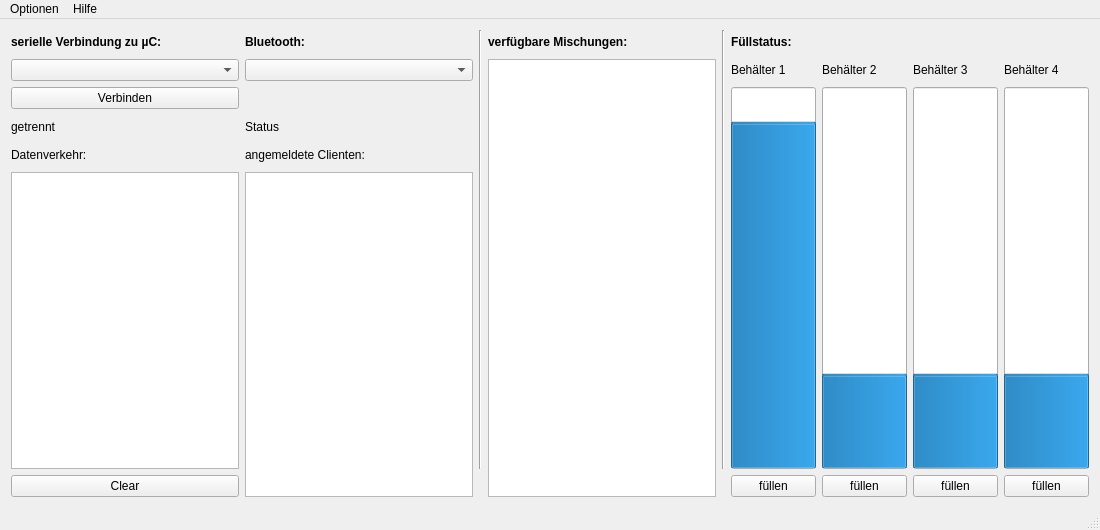
The window that mainwindow.ui (McuMirror/automatische_abfuellanlage_RPI) describes before a commit, drawn with Qt 5.
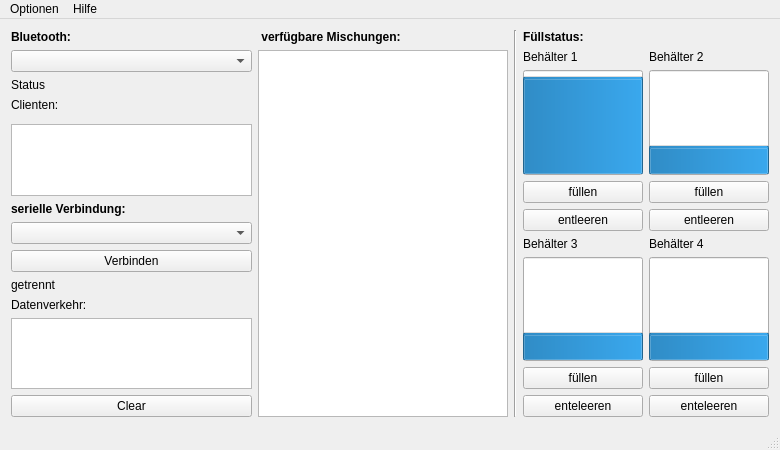
The same window after the commit.

Patch:
```diff
--- a/mainwindow.ui
+++ b/mainwindow.ui
@@ -6,104 +6,25 @@
    <rect>
     <x>0</x>
     <y>0</y>
-    <width>1100</width>
-    <height>530</height>
+    <width>780</width>
+    <height>450</height>
    </rect>
   </property>
+  <property name="minimumSize">
+   <size>
+    <width>780</width>
+    <height>450</height>
+   </size>
+  </property>
   <property name="windowTitle">
    <string>MainWindow</string>
   </property>
   <widget class="QWidget" name="centralWidget">
-   <layout class="QGridLayout" name="gridLayout">
+   <layout class="QGridLayout" name="gridLayout_2">
     <item row="1" column="0">
-     <widget class="QComboBox" name="comboBox_serial"/>
-    </item>
-    <item row="0" column="2" rowspan="18">
-     <widget class="Line" name="line">
-      <property name="orientation">
-       <enum>Qt::Vertical</enum>
-      </property>
-     </widget>
-    </item>
-    <item row="2" column="7" rowspan="16">
-     <widget class="QProgressBar" name="progressBar_Contaner_3">
-      <property name="minimumSize">
-       <size>
-        <width>85</width>
-        <height>0</height>
-       </size>
-      </property>
-      <property name="maximum">
-       <number>100</number>
-      </property>
-      <property name="value">
-       <number>24</number>
-      </property>
-      <property name="orientation">
-       <enum>Qt::Vertical</enum>
-      </property>
-      <property name="format">
-       <string>%p %</string>
-      </property>
-     </widget>
-    </item>
-    <item row="1" column="5">
-     <widget class="QLabel" name="label_5">
-      <property name="text">
-       <string>Behälter 1</string>
-      </property>
-     </widget>
-    </item>
-    <item row="0" column="4" rowspan="18">
-     <widget class="Line" name="line_2">
-      <property name="orientation">
-       <enum>Qt::Vertical</enum>
-      </property>
-     </widget>
-    </item>
-    <item row="4" column="0">
-     <widget class="QLabel" name="label_4">
-      <property name="text">
-       <string>Datenverkehr:</string>
-      </property>
-     </widget>
-    </item>
-    <item row="1" column="1">
      <widget class="QComboBox" name="comboBox_BT_local_Bluetooth_Adapter"/>
     </item>
-    <item row="2" column="5" rowspan="16">
-     <widget class="QProgressBar" name="progressBar_Contaner_1">
-      <property name="minimumSize">
-       <size>
-        <width>85</width>
-        <height>0</height>
-       </size>
-      </property>
-      <property name="maximum">
-       <number>100</number>
-      </property>
-      <property name="value">
-       <number>90</number>
-      </property>
-      <property name="alignment">
-       <set>Qt::AlignLeading|Qt::AlignLeft|Qt::AlignVCenter</set>
-      </property>
-      <property name="orientation">
-       <enum>Qt::Vertical</enum>
-      </property>
-      <property name="format">
-       <string>%p %</string>
-      </property>
-     </widget>
-    </item>
-    <item row="1" column="7">
-     <widget class="QLabel" name="label_7">
-      <property name="text">
-       <string>Behälter 3</string>
-      </property>
-     </widget>
-    </item>
-    <item row="0" column="1">
+    <item row="0" column="0">
      <widget class="QLabel" name="label_BT_headline">
       <property name="font">
        <font>
@@ -116,173 +37,73 @@
       </property>
      </widget>
     </item>
-    <item row="2" column="8" rowspan="16">
-     <widget class="QProgressBar" name="progressBar_Contaner_4">
-      <property name="minimumSize">
-       <size>
-        <width>85</width>
-        <height>0</height>
-       </size>
-      </property>
-      <property name="maximum">
-       <number>100</number>
-      </property>
-      <property name="value">
-       <number>24</number>
-      </property>
-      <property name="orientation">
-       <enum>Qt::Vertical</enum>
-      </property>
-      <property name="format">
-       <string>%p %</string>
-      </property>
-     </widget>
-    </item>
     <item row="3" column="0">
-     <widget class="QLabel" name="label_status">
-      <property name="text">
-       <string>getrennt</string>
-      </property>
-     </widget>
-    </item>
-    <item row="0" column="5" colspan="4">
-     <widget class="QLabel" name="label_3">
-      <property name="font">
-       <font>
-        <weight>75</weight>
-        <bold>true</bold>
-       </font>
-      </property>
-      <property name="text">
-       <string>Füllstatus:</string>
-      </property>
-     </widget>
-    </item>
-    <item row="2" column="6" rowspan="16">
-     <widget class="QProgressBar" name="progressBar_Contaner_2">
-      <property name="minimumSize">
-       <size>
-        <width>85</width>
-        <height>0</height>
-       </size>
-      </property>
-      <property name="maximum">
-       <number>100</number>
-      </property>
-      <property name="value">
-       <number>24</number>
-      </property>
-      <property name="orientation">
-       <enum>Qt::Vertical</enum>
-      </property>
-      <property name="format">
-       <string>%p %</string>
-      </property>
-     </widget>
-    </item>
-    <item row="1" column="8">
-     <widget class="QLabel" name="label_8">
-      <property name="text">
-       <string>Behälter 4</string>
-      </property>
-     </widget>
-    </item>
-    <item row="0" column="3">
-     <widget class="QLabel" name="label_2">
-      <property name="font">
-       <font>
-        <weight>75</weight>
-        <bold>true</bold>
-       </font>
-      </property>
-      <property name="text">
-       <string>verfügbare Mischungen:</string>
-      </property>
-     </widget>
-    </item>
-    <item row="4" column="1">
      <widget class="QLabel" name="label_BT_clients">
-      <property name="text">
-       <string>angemeldete Clienten:</string>
+      <property name="minimumSize">
+       <size>
+        <width>150</width>
+        <height>0</height>
+       </size>
       </property>
-     </widget>
-    </item>
-    <item row="0" column="0">
-     <widget class="QLabel" name="label">
-      <property name="font">
-       <font>
-        <weight>75</weight>
-        <bold>true</bold>
-       </font>
-      </property>
       <property name="text">
-       <string>serielle Verbindung zu µC:</string>
+       <string>Clienten:</string>
       </property>
      </widget>
     </item>
-    <item row="1" column="6">
-     <widget class="QLabel" name="label_6">
-      <property name="text">
-       <string>Behälter 2</string>
-      </property>
-     </widget>
-    </item>
-    <item row="3" column="1">
+    <item row="2" column="0">
      <widget class="QLabel" name="label_BT_status_connection">
       <property name="text">
        <string>Status</string>
       </property>
      </widget>
     </item>
-    <item row="2" column="0">
+    <item row="5" column="0" rowspan="13">
+     <widget class="QListWidget" name="listWidget_BT_Clienten"/>
+    </item>
+    <item row="0" column="2">
+     <widget class="QLabel" name="label_2">
+      <property name="font">
+       <font>
+        <weight>75</weight>
+        <bold>true</bold>
+       </font>
+      </property>
+      <property name="text">
+       <string> verfügbare Mischungen:</string>
+      </property>
+     </widget>
+    </item>
+    <item row="20" column="0">
      <widget class="QPushButton" name="pushButton_connect">
       <property name="text">
        <string>Verbinden</string>
       </property>
      </widget>
     </item>
-    <item row="18" column="5">
-     <widget class="QPushButton" name="pushButton_fill_C1">
-      <property name="text">
-       <string>füllen</string>
-      </property>
-     </widget>
+    <item row="19" column="0">
+     <widget class="QComboBox" name="comboBox_serial"/>
     </item>
-    <item row="18" column="6">
-     <widget class="QPushButton" name="pushButton_fill_C2">
+    <item row="21" column="0">
+     <widget class="QLabel" name="label_status">
       <property name="text">
-       <string>füllen</string>
+       <string>getrennt</string>
       </property>
      </widget>
     </item>
-    <item row="18" column="7">
-     <widget class="QPushButton" name="pushButton_fill_C3">
-      <property name="text">
-       <string>füllen</string>
-      </property>
-     </widget>
-    </item>
-    <item row="18" column="8">
-     <widget class="QPushButton" name="pushButton_fill_C4">
-      <property name="text">
-       <string>füllen</string>
-      </property>
-     </widget>
-    </item>
-    <item row="1" column="3" rowspan="18">
-     <widget class="QListWidget" name="listWidget"/>
-    </item>
-    <item row="5" column="1" rowspan="14">
-     <widget class="QListWidget" name="listWidget_BT_Clienten"/>
-    </item>
     <item row="18" column="0">
-     <widget class="QPushButton" name="pushButton_clearSerialTraffic">
+     <widget class="QLabel" name="label">
+      <property name="font">
+       <font>
+        <weight>75</weight>
+        <bold>true</bold>
+       </font>
+      </property>
       <property name="text">
-       <string>Clear</string>
+       <string>serielle Verbindung:</string>
       </property>
      </widget>
     </item>
-    <item row="5" column="0" rowspan="13">
+    <item row="23" column="0">
      <widget class="QListWidget" name="listWidget_serial_traffic">
       <property name="minimumSize">
        <size>
@@ -292,6 +113,319 @@
       </property>
      </widget>
     </item>
+    <item row="22" column="0">
+     <widget class="QLabel" name="label_4">
+      <property name="minimumSize">
+       <size>
+        <width>150</width>
+        <height>0</height>
+       </size>
+      </property>
+      <property name="text">
+       <string>Datenverkehr:</string>
+      </property>
+     </widget>
+    </item>
+    <item row="24" column="0">
+     <widget class="QPushButton" name="pushButton_clearSerialTraffic">
+      <property name="text">
+       <string>Clear</string>
+      </property>
+     </widget>
+    </item>
+    <item row="1" column="2" rowspan="24">
+     <widget class="QListWidget" name="listWidget">
+      <property name="sizePolicy">
+       <sizepolicy hsizetype="Fixed" vsizetype="Expanding">
+        <horstretch>0</horstretch>
+        <verstretch>0</verstretch>
+       </sizepolicy>
+      </property>
+      <property name="maximumSize">
+       <size>
+        <width>250</width>
+        <height>16777215</height>
+       </size>
+      </property>
+     </widget>
+    </item>
+    <item row="0" column="4" rowspan="25">
+     <layout class="QGridLayout" name="gridLayout">
+      <item row="2" column="0">
+       <widget class="QLabel" name="label_5">
+        <property name="maximumSize">
+         <size>
+          <width>65</width>
+          <height>16777215</height>
+         </size>
+        </property>
+        <property name="text">
+         <string>Behälter 1</string>
+        </property>
+       </widget>
+      </item>
+      <item row="6" column="1">
+       <widget class="QLabel" name="label_8">
+        <property name="maximumSize">
+         <size>
+          <width>65</width>
+          <height>16777215</height>
+         </size>
+        </property>
+        <property name="text">
+         <string>Behälter 4</string>
+        </property>
+       </widget>
+      </item>
+      <item row="8" column="0">
+       <widget class="QProgressBar" name="progressBar_Contaner_3">
+        <property name="minimumSize">
+         <size>
+          <width>120</width>
+          <height>0</height>
+         </size>
+        </property>
+        <property name="maximum">
+         <number>100</number>
+        </property>
+        <property name="value">
+         <number>24</number>
+        </property>
+        <property name="alignment">
+         <set>Qt::AlignCenter</set>
+        </property>
+        <property name="textVisible">
+         <bool>false</bool>
+        </property>
+        <property name="orientation">
+         <enum>Qt::Vertical</enum>
+        </property>
+        <property name="format">
+         <string>%p %</string>
+        </property>
+       </widget>
+      </item>
+      <item row="3" column="1">
+       <widget class="QProgressBar" name="progressBar_Contaner_2">
+        <property name="minimumSize">
+         <size>
+          <width>120</width>
+          <height>0</height>
+         </size>
+        </property>
+        <property name="autoFillBackground">
+         <bool>false</bool>
+        </property>
+        <property name="maximum">
+         <number>100</number>
+        </property>
+        <property name="value">
+         <number>24</number>
+        </property>
+        <property name="alignment">
+         <set>Qt::AlignCenter</set>
+        </property>
+        <property name="textVisible">
+         <bool>false</bool>
+        </property>
+        <property name="orientation">
+         <enum>Qt::Vertical</enum>
+        </property>
+        <property name="invertedAppearance">
+         <bool>false</bool>
+        </property>
+        <property name="format">
+         <string>%p %</string>
+        </property>
+       </widget>
+      </item>
+      <item row="9" column="0">
+       <widget class="QPushButton" name="pushButton_fill_C3">
+        <property name="maximumSize">
+         <size>
+          <width>120</width>
+          <height>16777215</height>
+         </size>
+        </property>
+        <property name="text">
+         <string>füllen</string>
+        </property>
+       </widget>
+      </item>
+      <item row="4" column="1">
+       <widget class="QPushButton" name="pushButton_fill_C2">
+        <property name="minimumSize">
+         <size>
+          <width>0</width>
+          <height>0</height>
+         </size>
+        </property>
+        <property name="maximumSize">
+         <size>
+          <width>120</width>
+          <height>16777215</height>
+         </size>
+        </property>
+        <property name="text">
+         <string>füllen</string>
+        </property>
+       </widget>
+      </item>
+      <item row="5" column="1">
+       <widget class="QPushButton" name="pushButton_empty_container_2">
+        <property name="text">
+         <string>entleeren</string>
+        </property>
+       </widget>
+      </item>
+      <item row="4" column="0">
+       <widget class="QPushButton" name="pushButton_fill_C1">
+        <property name="maximumSize">
+         <size>
+          <width>120</width>
+          <height>16777215</height>
+         </size>
+        </property>
+        <property name="text">
+         <string>füllen</string>
+        </property>
+       </widget>
+      </item>
+      <item row="5" column="0">
+       <widget class="QPushButton" name="pushButton_empty_container_1">
+        <property name="text">
+         <string>entleeren</string>
+        </property>
+       </widget>
+      </item>
+      <item row="3" column="0">
+       <widget class="QProgressBar" name="progressBar_Contaner_1">
+        <property name="minimumSize">
+         <size>
+          <width>120</width>
+          <height>0</height>
+         </size>
+        </property>
+        <property name="maximum">
+         <number>100</number>
+        </property>
+        <property name="value">
+         <number>90</number>
+        </property>
+        <property name="alignment">
+         <set>Qt::AlignLeading|Qt::AlignLeft|Qt::AlignVCenter</set>
+        </property>
+        <property name="textVisible">
+         <bool>false</bool>
+        </property>
+        <property name="orientation">
+         <enum>Qt::Vertical</enum>
+        </property>
+        <property name="format">
+         <string>%p %</string>
+        </property>
+       </widget>
+      </item>
+      <item row="1" column="0" colspan="2">
+       <widget class="QLabel" name="label_3">
+        <property name="font">
+         <font>
+          <weight>75</weight>
+          <bold>true</bold>
+         </font>
+        </property>
+        <property name="text">
+         <string>Füllstatus:</string>
+        </property>
+       </widget>
+      </item>
+      <item row="9" column="1">
+       <widget class="QPushButton" name="pushButton_fill_C4">
+        <property name="maximumSize">
+         <size>
+          <width>120</width>
+          <height>16777215</height>
+         </size>
+        </property>
+        <property name="text">
+         <string>füllen</string>
+        </property>
+       </widget>
+      </item>
+      <item row="8" column="1">
+       <widget class="QProgressBar" name="progressBar_Contaner_4">
+        <property name="minimumSize">
+         <size>
+          <width>120</width>
+          <height>0</height>
+         </size>
+        </property>
+        <property name="maximum">
+         <number>100</number>
+        </property>
+        <property name="value">
+         <number>24</number>
+        </property>
+        <property name="textVisible">
+         <bool>false</bool>
+        </property>
+        <property name="orientation">
+         <enum>Qt::Vertical</enum>
+        </property>
+        <property name="format">
+         <string>%p %</string>
+        </property>
+       </widget>
+      </item>
+      <item row="2" column="1">
+       <widget class="QLabel" name="label_6">
+        <property name="maximumSize">
+         <size>
+          <width>65</width>
+          <height>16777215</height>
+         </size>
+        </property>
+        <property name="text">
+         <string>Behälter 2</string>
+        </property>
+       </widget>
+      </item>
+      <item row="6" column="0">
+       <widget class="QLabel" name="label_7">
+        <property name="maximumSize">
+         <size>
+          <width>65</width>
+          <height>16777215</height>
+         </size>
+        </property>
+        <property name="text">
+         <string>Behälter 3</string>
+        </property>
+       </widget>
+      </item>
+      <item row="10" column="0">
+       <widget class="QPushButton" name="pushButton_emptycontainer_3">
+        <property name="text">
+         <string>enteleeren</string>
+        </property>
+       </widget>
+      </item>
+      <item row="10" column="1">
+       <widget class="QPushButton" name="pushButton_empty_container_4">
+        <property name="text">
+         <string>enteleeren</string>
+        </property>
+       </widget>
+      </item>
+     </layout>
+    </item>
+    <item row="0" column="3" rowspan="25">
+     <widget class="Line" name="line_2">
+      <property name="orientation">
+       <enum>Qt::Vertical</enum>
+      </property>
+     </widget>
+    </item>
    </layout>
   </widget>
   <widget class="QMenuBar" name="menuBar">
@@ -299,7 +433,7 @@
     <rect>
      <x>0</x>
      <y>0</y>
-     <width>1100</width>
+     <width>780</width>
      <height>19</height>
     </rect>
    </property>
```
